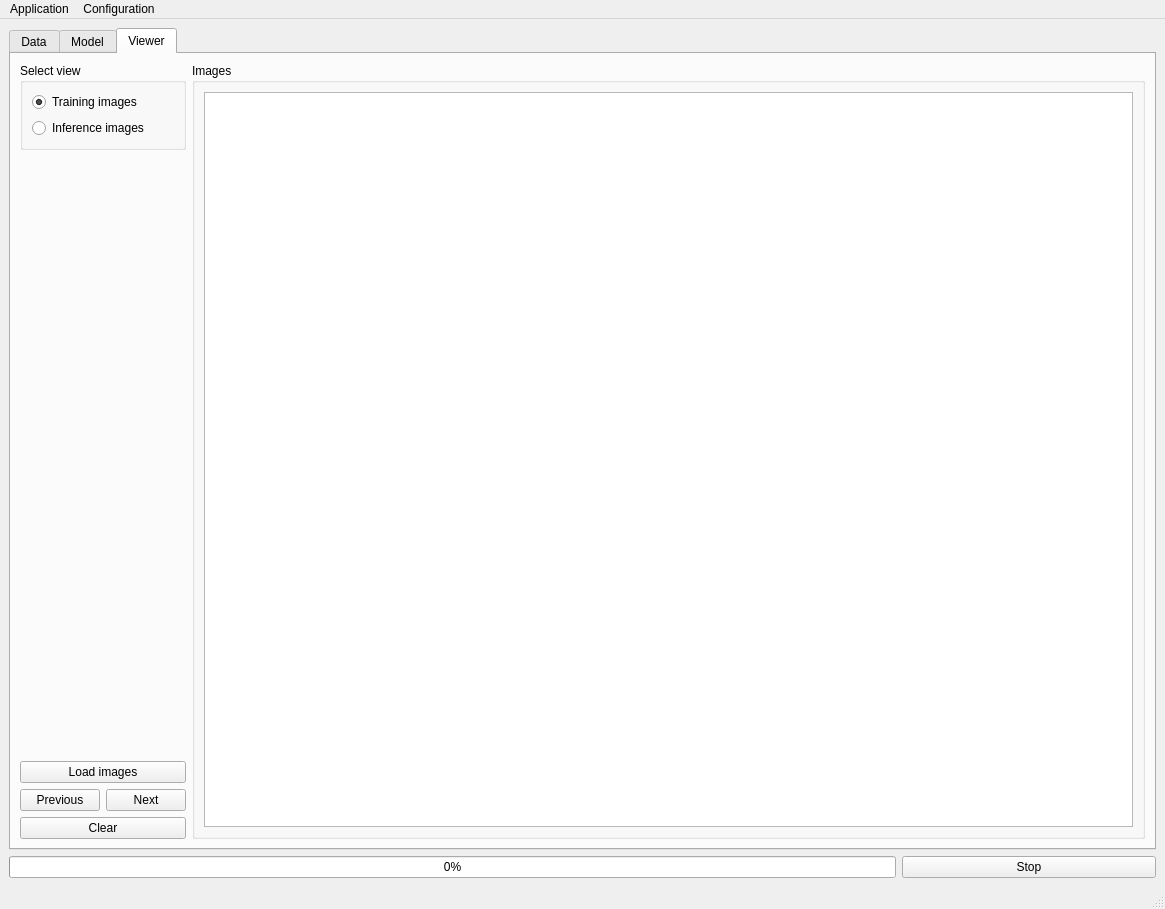
CTCycle/FEXT-Autoencoder, file FEXT/app/assets/window_layout.ui: the form before one commit.
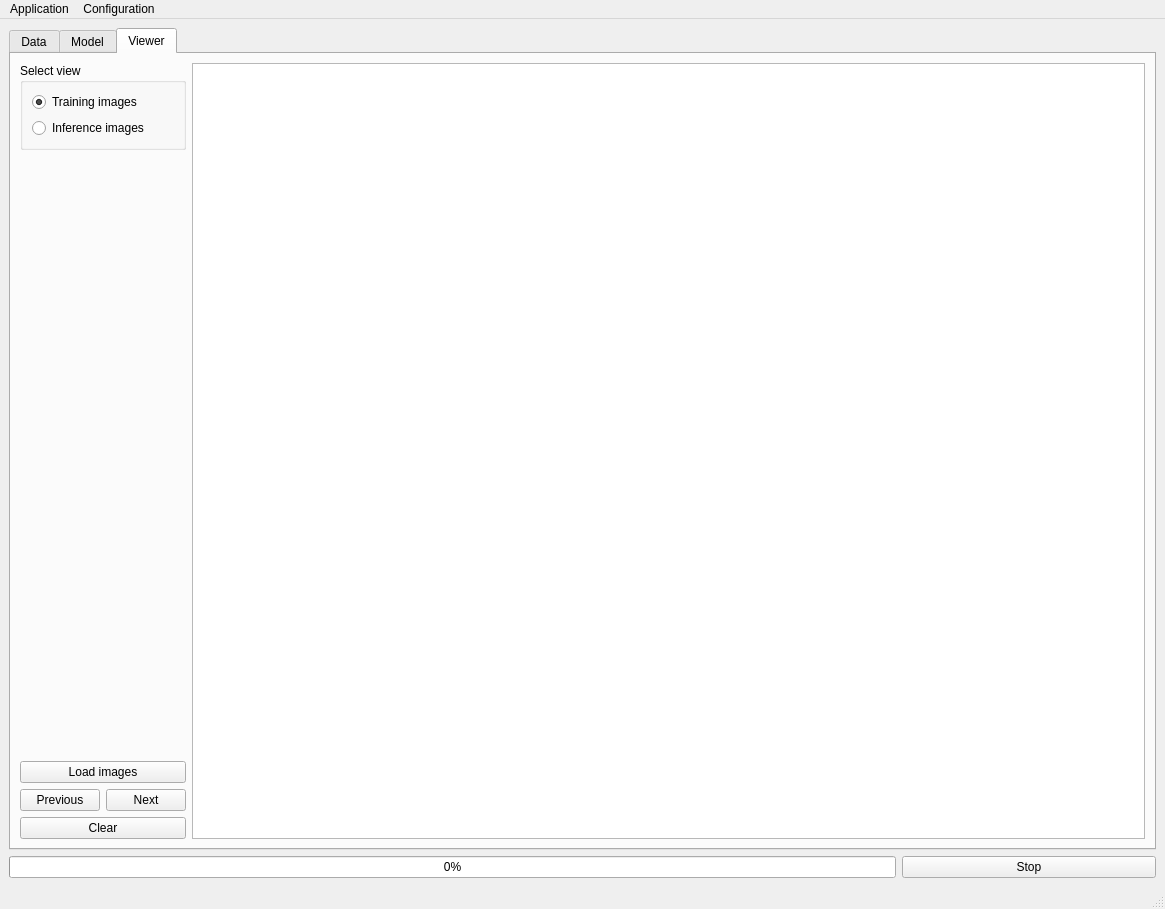
The form after the commit. The open tabs and pages were chosen to show the change.

What changed in the file:
```diff
--- a/FEXT/app/assets/window_layout.ui
+++ b/FEXT/app/assets/window_layout.ui
@@ -988,20 +988,7 @@
          </layout>
         </item>
         <item>
-         <widget class="QGroupBox" name="canvasGroup">
-          <property name="title">
-           <string>Images</string>
-          </property>
-          <layout class="QHBoxLayout" name="horizontalLayout_28">
-           <item>
-            <layout class="QVBoxLayout" name="canvasWidgetLayout">
-             <item>
-              <widget class="QGraphicsView" name="canvas"/>
-             </item>
-            </layout>
-           </item>
-          </layout>
-         </widget>
+         <widget class="QGraphicsView" name="canvas"/>
         </item>
        </layout>
       </widget>
```
Left out of the diff: 2 changed lines with no effect on the pictures.
